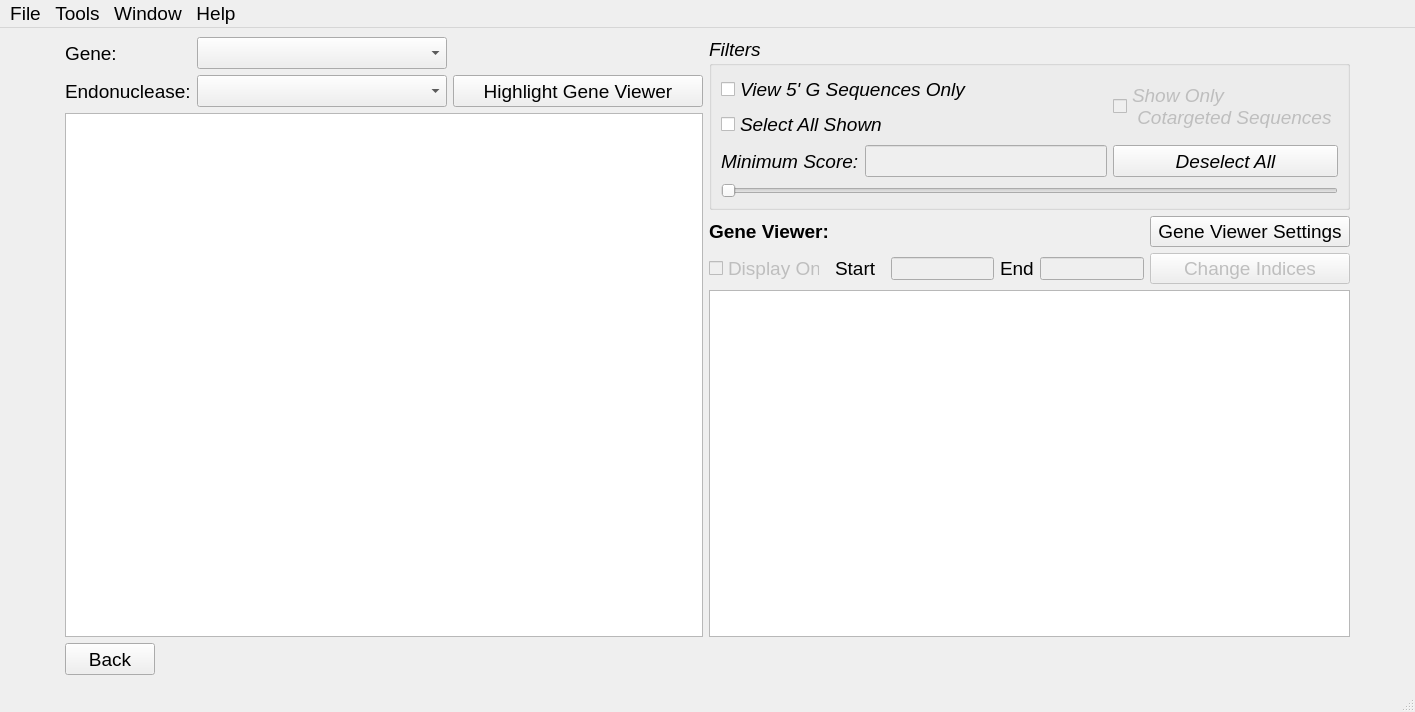
Old version of the form resultsWindow.ui in the repository TrinhLab/CASPERapp.
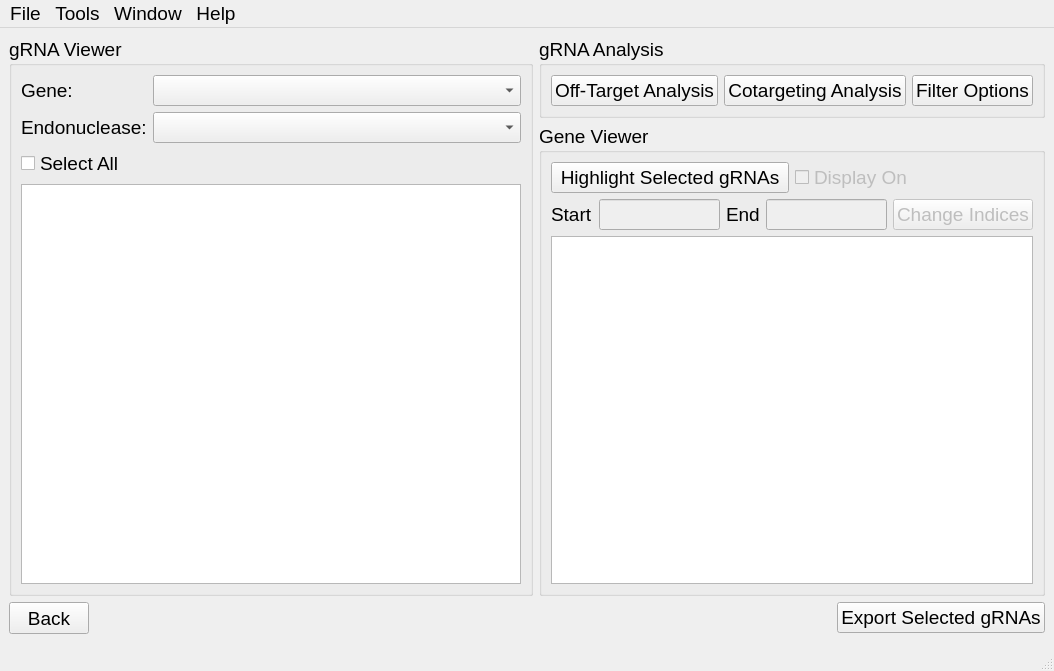
New version of the form.

Commit message: removing dead links from new genome. adding in new UIs for results, they are not working yet

The edit to the form file:
```diff
--- a/resultsWindow.ui
+++ b/resultsWindow.ui
@@ -6,12 +6,13 @@
    <rect>
     <x>0</x>
     <y>0</y>
-    <width>1415</width>
-    <height>712</height>
+    <width>1047</width>
+    <height>652</height>
    </rect>
   </property>
   <property name="font">
    <font>
+    <family>Arial</family>
     <pointsize>14</pointsize>
    </font>
   </property>
@@ -20,308 +21,102 @@
   </property>
   <widget class="QWidget" name="centralwidget">
    <layout class="QGridLayout" name="gridLayout_2">
-    <item row="2" column="2">
-     <layout class="QGridLayout" name="gridLayout_3">
-      <item row="1" column="3">
-       <widget class="QLabel" name="endLabel">
-        <property name="text">
-         <string>End</string>
-        </property>
-       </widget>
-      </item>
-      <item row="1" column="4">
-       <widget class="QLineEdit" name="lineEditEnd">
-        <property name="enabled">
-         <bool>false</bool>
-        </property>
-        <property name="minimumSize">
-         <size>
-          <width>100</width>
-          <height>23</height>
-         </size>
-        </property>
-        <property name="maximumSize">
-         <size>
-          <width>100000</width>
-          <height>23</height>
-         </size>
-        </property>
-       </widget>
-      </item>
-      <item row="1" column="5">
-       <widget class="QPushButton" name="change_start_end_button">
-        <property name="enabled">
-         <bool>false</bool>
-        </property>
-        <property name="minimumSize">
-         <size>
-          <width>200</width>
-          <height>0</height>
-         </size>
-        </property>
-        <property name="maximumSize">
-         <size>
-          <width>200</width>
-          <height>32</height>
-         </size>
-        </property>
-        <property name="toolTip">
-         <string>&lt;html&gt;&lt;head/&gt;&lt;body&gt;&lt;p&gt;This button changes the start and end indicies of the Gene Viewer sequence&lt;/p&gt;&lt;/body&gt;&lt;/html&gt;</string>
-        </property>
-        <property name="text">
-         <string>Change Indices</string>
-        </property>
-       </widget>
-      </item>
-      <item row="1" column="2">
-       <widget class="QLineEdit" name="lineEditStart">
-        <property name="enabled">
-         <bool>false</bool>
-        </property>
-        <property name="minimumSize">
-         <size>
-          <width>100</width>
-          <height>0</height>
-         </size>
-        </property>
-        <property name="maximumSize">
-         <size>
-          <width>100000</width>
-          <height>23</height>
-         </size>
-        </property>
-       </widget>
-      </item>
-      <item row="1" column="1">
-       <widget class="QLabel" name="startlabel">
-        <property name="minimumSize">
-         <size>
-          <width>50</width>
-          <height>0</height>
-         </size>
-        </property>
-        <property name="maximumSize">
-         <size>
-          <width>50</width>
-          <height>23</height>
-         </size>
-        </property>
-        <property name="text">
-         <string>Start</string>
-        </property>
-       </widget>
-      </item>
-      <item row="1" column="0">
-       <widget class="QCheckBox" name="displayGeneViewer">
-        <property name="enabled">
-         <bool>false</bool>
-        </property>
-        <property name="minimumSize">
-         <size>
-          <width>100</width>
-          <height>0</height>
-         </size>
-        </property>
-        <property name="maximumSize">
-         <size>
-          <width>111</width>
-          <height>21</height>
-         </size>
-        </property>
-        <property name="text">
-         <string>Display On</string>
-        </property>
-       </widget>
-      </item>
-      <item row="0" column="0">
-       <widget class="QLabel" name="geneviewerLabel">
-        <property name="font">
-         <font>
-          <pointsize>14</pointsize>
-          <weight>75</weight>
-          <bold>true</bold>
-         </font>
-        </property>
-        <property name="text">
-         <string>Gene Viewer:</string>
-        </property>
-       </widget>
-      </item>
-      <item row="0" column="1" colspan="5" alignment="Qt::AlignRight">
-       <widget class="QPushButton" name="gene_viewer_settings_button">
-        <property name="minimumSize">
-         <size>
-          <width>200</width>
-          <height>0</height>
-         </size>
-        </property>
-        <property name="maximumSize">
-         <size>
-          <width>200</width>
-          <height>32</height>
-         </size>
-        </property>
-        <property name="text">
-         <string>Gene Viewer Settings</string>
-        </property>
-       </widget>
-      </item>
-     </layout>
-    </item>
-    <item row="0" column="2" rowspan="2">
-     <widget class="QGroupBox" name="groupBox">
-      <property name="minimumSize">
-       <size>
-        <width>0</width>
-        <height>150</height>
-       </size>
-      </property>
-      <property name="maximumSize">
-       <size>
-        <width>100000</width>
-        <height>3000</height>
-       </size>
-      </property>
-      <property name="font">
-       <font>
-        <pointsize>14</pointsize>
-        <italic>true</italic>
-       </font>
-      </property>
+    <item row="0" column="2" colspan="2">
+     <widget class="QGroupBox" name="grna_analysis">
       <property name="title">
-       <string>Filters</string>
+       <string>gRNA Analysis</string>
       </property>
       <layout class="QGridLayout" name="gridLayout">
-       <item row="4" column="0" colspan="2">
-        <widget class="QSlider" name="scoreSlider">
-         <property name="orientation">
-          <enum>Qt::Horizontal</enum>
-         </property>
-        </widget>
-       </item>
-       <item row="2" column="0">
-        <widget class="QCheckBox" name="checkBoxSelectAll">
+       <item row="0" column="0">
+        <widget class="QPushButton" name="off_target_button">
          <property name="text">
-          <string>Select All Shown</string>
+          <string>Off-Target Analysis</string>
          </property>
         </widget>
        </item>
-       <item row="3" column="1">
-        <widget class="QPushButton" name="pushButton_Deselect_All">
-         <property name="minimumSize">
-          <size>
-           <width>0</width>
-           <height>32</height>
-          </size>
-         </property>
+       <item row="0" column="2">
+        <widget class="QPushButton" name="filter_options_button">
          <property name="text">
-          <string>Deselect All</string>
-         </property>
-        </widget>
-       </item>
-       <item row="3" column="0">
-        <layout class="QHBoxLayout" name="horizontalLayout">
-         <item>
-          <widget class="QLabel" name="label_12">
-           <property name="minimumSize">
-            <size>
-             <width>0</width>
-             <height>32</height>
-            </size>
-           </property>
-           <property name="text">
-            <string>Minimum Score:</string>
-           </property>
-          </widget>
-         </item>
-         <item>
-          <widget class="QLineEdit" name="minScoreLine">
-           <property name="enabled">
-            <bool>false</bool>
-           </property>
-           <property name="minimumSize">
-            <size>
-             <width>0</width>
-             <height>32</height>
-            </size>
-           </property>
-           <property name="maximumSize">
-            <size>
-             <width>1000000</width>
-             <height>16777215</height>
-            </size>
-           </property>
-          </widget>
-         </item>
-        </layout>
-       </item>
-       <item row="1" column="0">
-        <widget class="QCheckBox" name="fivegseqCheckBox">
-         <property name="text">
-          <string>View 5' G Sequences Only</string>
-         </property>
-        </widget>
-       </item>
-       <item row="1" column="1" rowspan="2">
-        <widget class="QCheckBox" name="cotarget_checkbox">
-         <property name="enabled">
-          <bool>false</bool>
-         </property>
-         <property name="minimumSize">
-          <size>
-           <width>0</width>
-           <height>50</height>
-          </size>
-         </property>
-         <property name="text">
-          <string>Show Only 
- Cotargeted Sequences</string>
-         </property>
-        </widget>
-       </item>
-      </layout>
-     </widget>
-    </item>
-    <item row="1" column="1" rowspan="3">
-     <widget class="QTableWidget" name="targetTable">
-      <property name="minimumSize">
-       <size>
-        <width>400</width>
-        <height>400</height>
-       </size>
-      </property>
-      <property name="maximumSize">
-       <size>
-        <width>100000</width>
-        <height>100000</height>
-       </size>
-      </property>
-      <property name="verticalScrollMode">
-       <enum>QAbstractItemView::ScrollPerPixel</enum>
-      </property>
-      <property name="horizontalScrollMode">
-       <enum>QAbstractItemView::ScrollPerPixel</enum>
-      </property>
-     </widget>
-    </item>
-    <item row="3" column="2">
-     <widget class="QTextEdit" name="geneViewer">
-      <property name="minimumSize">
-       <size>
-        <width>200</width>
-        <height>0</height>
-       </size>
-      </property>
-      <property name="maximumSize">
-       <size>
-        <width>100000</width>
-        <height>121212</height>
-       </size>
+          <string>Filter Options</string>
       </property>
      </widget>
     </item>
     <item row="0" column="1">
-     <layout class="QGridLayout" name="gridLayout_4">
+        <widget class="QPushButton" name="cotargeting_button">
+         <property name="text">
+          <string>Cotargeting Analysis</string>
+         </property>
+        </widget>
+       </item>
+      </layout>
+     </widget>
+    </item>
+    <item row="4" column="0">
+     <widget class="QLabel" name="label">
+      <property name="minimumSize">
+       <size>
+        <width>50</width>
+        <height>0</height>
+       </size>
+      </property>
+      <property name="maximumSize">
+       <size>
+        <width>50</width>
+        <height>16777215</height>
+       </size>
+      </property>
+      <property name="text">
+       <string/>
+      </property>
+     </widget>
+    </item>
+    <item row="5" column="3">
+     <widget class="QLabel" name="label_2">
+      <property name="minimumSize">
+       <size>
+        <width>50</width>
+        <height>0</height>
+       </size>
+      </property>
+      <property name="maximumSize">
+       <size>
+        <width>50</width>
+        <height>16777215</height>
+       </size>
+      </property>
+      <property name="text">
+       <string/>
+      </property>
+     </widget>
+    </item>
+    <item row="0" column="0" rowspan="7" colspan="2">
+     <widget class="QGroupBox" name="grna_viewer">
+      <property name="title">
+       <string>gRNA Viewer</string>
+      </property>
+      <layout class="QGridLayout" name="gridLayout_3">
+       <item row="1" column="1">
+        <widget class="QComboBox" name="endonucleaseBox">
+         <property name="minimumSize">
+          <size>
+           <width>250</width>
+           <height>0</height>
+          </size>
+         </property>
+         <property name="maximumSize">
+          <size>
+           <width>4000</width>
+           <height>32</height>
+          </size>
+         </property>
+         <property name="font">
+          <font>
+           <family>Arial</family>
+           <pointsize>14</pointsize>
+          </font>
+         </property>
+        </widget>
+       </item>
       <item row="0" column="0">
        <widget class="QLabel" name="geneLabel">
         <property name="minimumSize">
@@ -353,19 +148,10 @@
         </property>
        </widget>
       </item>
-      <item row="0" column="1">
-       <widget class="QComboBox" name="comboBoxGene">
-        <property name="minimumSize">
-         <size>
-          <width>250</width>
-          <height>0</height>
-         </size>
-        </property>
-        <property name="maximumSize">
-         <size>
-          <width>4000</width>
-          <height>32</height>
-         </size>
+       <item row="2" column="0">
+        <widget class="QCheckBox" name="checkBoxSelectAll">
+         <property name="text">
+          <string>Select All</string>
         </property>
        </widget>
       </item>
@@ -379,8 +165,8 @@
         </property>
        </widget>
       </item>
-      <item row="1" column="1">
-       <widget class="QComboBox" name="endonucleaseBox">
+       <item row="0" column="1">
+        <widget class="QComboBox" name="comboBoxGene">
         <property name="minimumSize">
          <size>
           <width>250</width>
@@ -393,39 +179,41 @@
           <height>32</height>
          </size>
         </property>
-        <property name="font">
-         <font>
-          <family>Arial</family>
-          <pointsize>14</pointsize>
-         </font>
-        </property>
-       </widget>
-      </item>
-      <item row="1" column="2">
-       <widget class="QPushButton" name="highlight_gene_viewer_button">
+        </widget>
+       </item>
+       <item row="3" column="0" colspan="2">
+        <widget class="QTableWidget" name="targetTable">
         <property name="minimumSize">
          <size>
-          <width>250</width>
-          <height>32</height>
+           <width>500</width>
+           <height>400</height>
          </size>
         </property>
         <property name="maximumSize">
          <size>
-          <width>16777215</width>
-          <height>32</height>
-         </size>
-        </property>
-        <property name="toolTip">
-         <string>&lt;html&gt;&lt;head/&gt;&lt;body&gt;&lt;p&gt;This button will highlight the sequences in the Gene Viewer that match the sequences checked in the table&lt;/p&gt;&lt;/body&gt;&lt;/html&gt;</string>
-        </property>
-        <property name="text">
-         <string>Highlight Gene Viewer</string>
+           <width>100000</width>
+           <height>100000</height>
+          </size>
+         </property>
+         <property name="verticalScrollMode">
+          <enum>QAbstractItemView::ScrollPerPixel</enum>
+         </property>
+         <property name="horizontalScrollMode">
+          <enum>QAbstractItemView::ScrollPerPixel</enum>
         </property>
        </widget>
       </item>
      </layout>
+     </widget>
     </item>
-    <item row="4" column="1">
+    <item row="7" column="3">
+     <widget class="QPushButton" name="export_button">
+      <property name="text">
+       <string>Export Selected gRNAs</string>
+      </property>
+     </widget>
+    </item>
+    <item row="7" column="0">
      <widget class="QPushButton" name="back_button">
       <property name="minimumSize">
        <size>
@@ -444,42 +232,163 @@
       </property>
      </widget>
     </item>
-    <item row="1" column="0">
-     <widget class="QLabel" name="label">
+    <item row="1" column="2" rowspan="6" colspan="2">
+     <widget class="QGroupBox" name="gene_viewer">
+      <property name="title">
+       <string>Gene Viewer</string>
+      </property>
+      <layout class="QGridLayout" name="gridLayout_5">
+       <item row="0" column="2">
+        <widget class="QCheckBox" name="displayGeneViewer">
+         <property name="enabled">
+          <bool>false</bool>
+         </property>
       <property name="minimumSize">
        <size>
-        <width>50</width>
+           <width>0</width>
         <height>0</height>
        </size>
       </property>
       <property name="maximumSize">
        <size>
-        <width>50</width>
+           <width>12341234</width>
         <height>16777215</height>
        </size>
       </property>
       <property name="text">
-       <string/>
+          <string>Display On</string>
       </property>
      </widget>
     </item>
-    <item row="2" column="3">
-     <widget class="QLabel" name="label_2">
+       <item row="0" column="1">
+        <widget class="QPushButton" name="highlight_gene_viewer_button">
       <property name="minimumSize">
        <size>
-        <width>50</width>
+           <width>0</width>
         <height>0</height>
        </size>
       </property>
       <property name="maximumSize">
        <size>
-        <width>50</width>
+           <width>16777215</width>
         <height>16777215</height>
        </size>
       </property>
       <property name="text">
-       <string/>
-      </property>
+          <string>Highlight Selected gRNAs</string>
+         </property>
+        </widget>
+       </item>
+       <item row="1" column="1" colspan="2">
+        <layout class="QHBoxLayout" name="horizontalLayout">
+         <item>
+          <widget class="QLabel" name="startlabel">
+           <property name="minimumSize">
+            <size>
+             <width>0</width>
+             <height>0</height>
+            </size>
+           </property>
+           <property name="maximumSize">
+            <size>
+             <width>16777215</width>
+             <height>16777215</height>
+            </size>
+           </property>
+           <property name="text">
+            <string>Start</string>
+           </property>
+          </widget>
+         </item>
+         <item>
+          <widget class="QLineEdit" name="lineEditStart">
+           <property name="enabled">
+            <bool>false</bool>
+           </property>
+           <property name="minimumSize">
+            <size>
+             <width>0</width>
+             <height>0</height>
+            </size>
+           </property>
+           <property name="maximumSize">
+            <size>
+             <width>12341234</width>
+             <height>16777215</height>
+            </size>
+           </property>
+          </widget>
+         </item>
+         <item>
+          <widget class="QLabel" name="endLabel">
+           <property name="text">
+            <string>End</string>
+           </property>
+          </widget>
+         </item>
+         <item>
+          <widget class="QLineEdit" name="lineEditEnd">
+           <property name="enabled">
+            <bool>false</bool>
+           </property>
+           <property name="minimumSize">
+            <size>
+             <width>0</width>
+             <height>0</height>
+            </size>
+           </property>
+           <property name="maximumSize">
+            <size>
+             <width>16777215</width>
+             <height>16777215</height>
+            </size>
+           </property>
+          </widget>
+         </item>
+         <item>
+          <widget class="QPushButton" name="change_start_end_button">
+           <property name="enabled">
+            <bool>false</bool>
+           </property>
+           <property name="minimumSize">
+            <size>
+             <width>0</width>
+             <height>0</height>
+            </size>
+           </property>
+           <property name="maximumSize">
+            <size>
+             <width>16777215</width>
+             <height>32</height>
+            </size>
+           </property>
+           <property name="toolTip">
+            <string>&lt;html&gt;&lt;head/&gt;&lt;body&gt;&lt;p&gt;This button changes the start and end indicies of the Gene Viewer sequence&lt;/p&gt;&lt;/body&gt;&lt;/html&gt;</string>
+           </property>
+           <property name="text">
+            <string>Change Indices</string>
+           </property>
+          </widget>
+         </item>
+        </layout>
+       </item>
+       <item row="3" column="1" colspan="2">
+        <widget class="QTextEdit" name="geneViewer">
+         <property name="minimumSize">
+          <size>
+           <width>0</width>
+           <height>0</height>
+          </size>
+         </property>
+         <property name="maximumSize">
+          <size>
+           <width>100000</width>
+           <height>121212</height>
+          </size>
+         </property>
+        </widget>
+       </item>
+      </layout>
      </widget>
     </item>
    </layout>
@@ -489,8 +398,8 @@
     <rect>
      <x>0</x>
      <y>0</y>
-     <width>1415</width>
-     <height>21</height>
+     <width>1047</width>
+     <height>24</height>
     </rect>
    </property>
    <widget class="QMenu" name="menuFile">
```
Left out of the diff: 4 changed lines with no effect on the pictures. Lines whose indentation alone changed are shown as unchanged. The commit also changes 4 other files.
